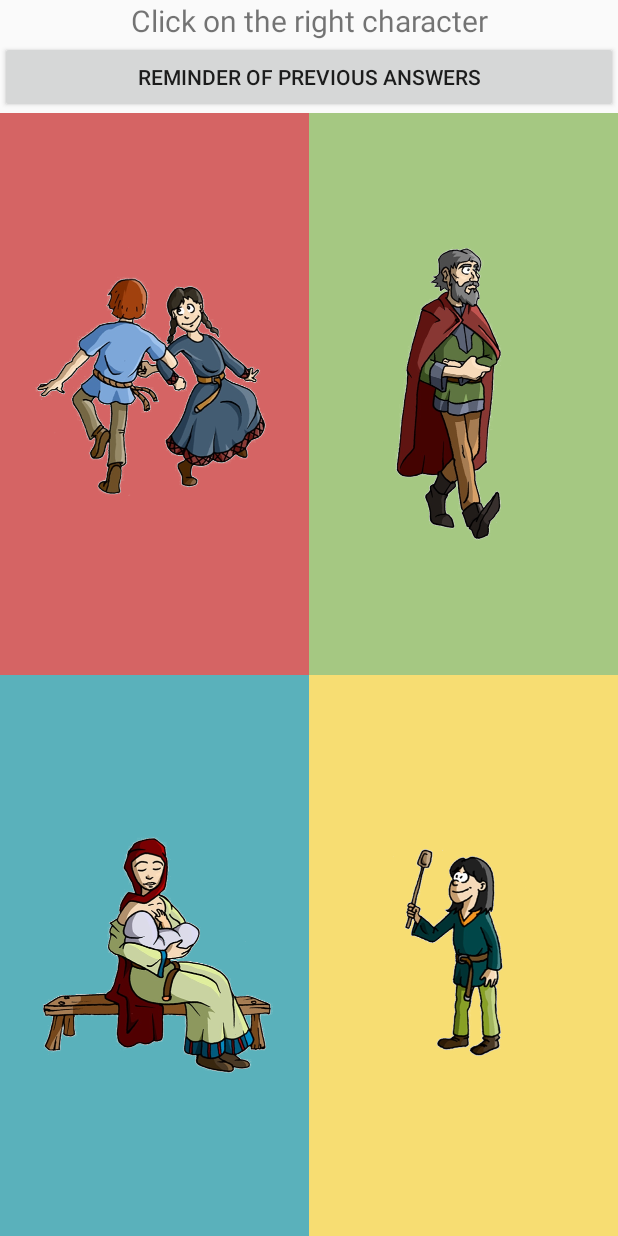
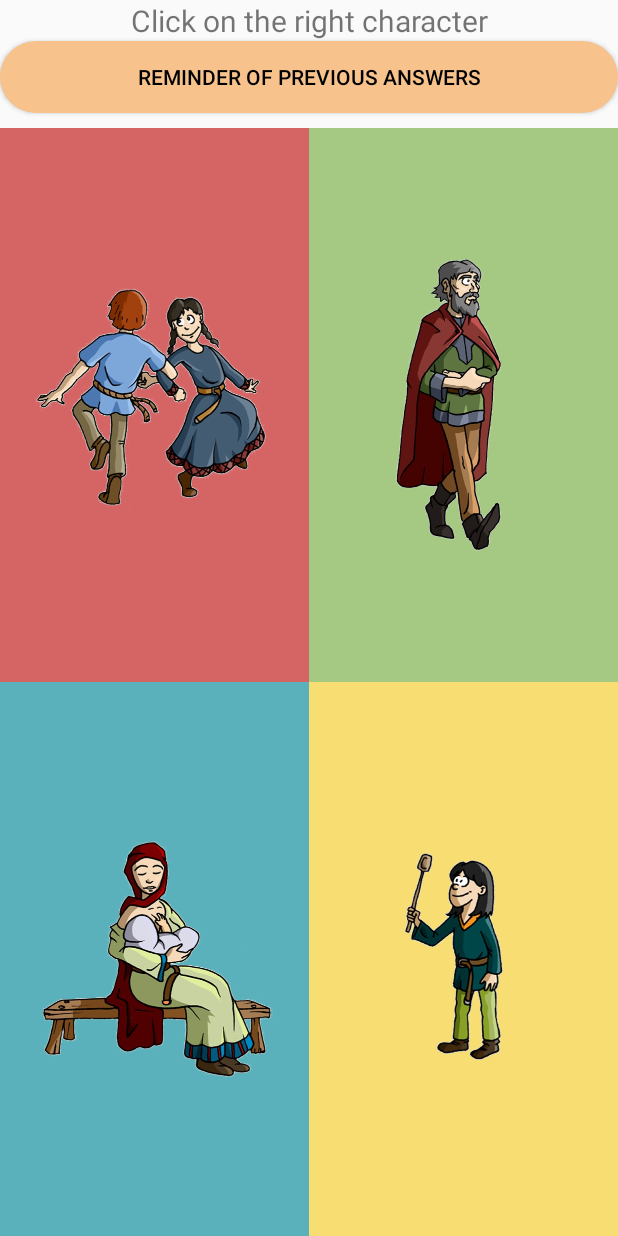
Before and after one commit to lubenard/archeo, an Android app: the fragment FinalQuizz shown on its own in the app's theme, on a phone screen of 412 x 824 dp. Run offline under Robolectric (Android 15) with nearby library versions, the phone set to English and light mode, and no system bars; libraries missing offline, so code that uses them is left out: com.plattysoft.leonids; 1 statement that could not run was skipped.

Commit message:
Redesigned button of final quizz + updated translations

```diff
--- a/app/src/main/res/layout/final_quizz.xml
+++ b/app/src/main/res/layout/final_quizz.xml
@@ -15,9 +15,11 @@
 		android:text="@string/final_quizz_consigne" />
 
 	<Button
-		android:id="@+id/button"
+		android:id="@+id/final_quizz_clues"
 		android:layout_width="match_parent"
 		android:layout_height="wrap_content"
+		android:layout_marginBottom="10dp"
+		style="@style/custom_button"
 		android:text="@string/reminder_prec_answer_final_quizz" />
 
 	<LinearLayout
--- a/app/src/main/res/values/strings.xml
+++ b/app/src/main/res/values/strings.xml
@@ -121,7 +121,7 @@
     <string name="launch_photo">Discovery over, let\'s go to the final quizz!</string>
 	<string name="auto_connect_toast">Connecting to device...</string>
 	<string name="end_fragment_main_text">Well played! You have finished the activity</string>
-    <string name="exit">Exit the app</string>
+    <string name="exit">Restart the app</string>
 	<string name="already_discovered_elemment">Wait a minute, this element has already been scanned!</string>
     <string name="not_all_video_scanned">You have not scanned all videos yet !</string>
     <string name="not_right_card">This is not the right card to pass now</string>
@@ -135,9 +135,10 @@
 	<string name="final_quizz_question">Based on all the previous questions, who do you think is in the grave?</string>
     <string name="final_quizz_consigne">Click on the right character</string>
 
-    <string name="recap">1. Only the lower left forearm is fractured. \n2. The subject is a woman. \n3. The subject has a cavity.\n4. The subject measures approximately 1.65m.\n5. He\'s an adult.\n6. It\'s a pearl necklace from the Merovingian period. \n7. There are two subjects. \n8. Subject has a hole, osteomyelitis (infection).</string>
+    <string name="recap">1. This is a burial site.\n2. 1099, the Middle Ages.\n3. He is buried without a container.\n4. The subject has two cavities.\n5. The humerus is in one piece.\n6. Forearm has a fracture at the bottom.\n7. Subject is male.\n8. Subject is between 1m71 and 1m90 tall.\n9. Signs of an infection can be seen.</string>
     <string name="about_to_quit">You are about to quit the app. If you want to quit, press back again</string>
     <string name="bluetooth_title">Connect to a bluetooth device</string>
 	<string name="dingos_quizz_time" translatable="false">Ding\'os - QUIZZ TIME !</string>
 	<string name="reminder_prec_answer_final_quizz">Reminder of previous answers</string>
+    <string name="clues">Clues</string>
 </resources>
```
Also changed, not shown: app/src/main/java/com/lubenard/dingos/FinalQuizz.java (+17 -0 lines), 1 other file.
